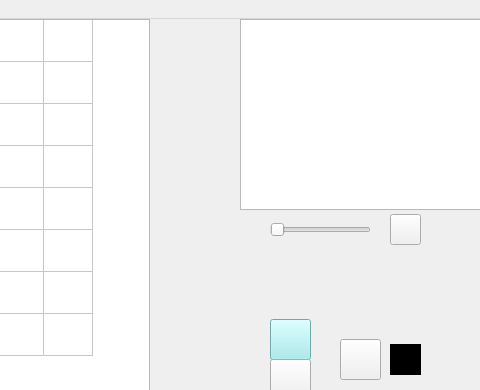
ethandavies8/Pixel-Editor-Animator, file A7_SpriteEditor/mainwindow.ui: the form before one commit; both pictures show x 320 to 800 and y 0 to 390 of the 800 by 600 pixel window.
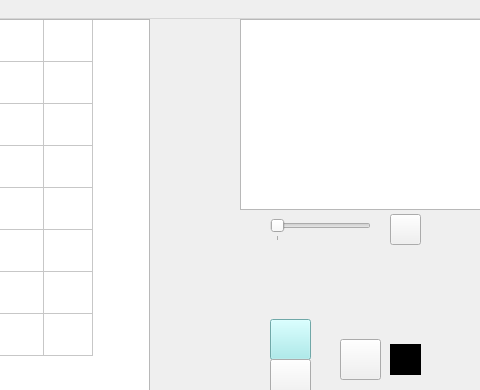
The form after the commit. Icons and pictures are not drawn.

Diff of the .ui file:
```diff
--- a/A7_SpriteEditor/mainwindow.ui
+++ b/A7_SpriteEditor/mainwindow.ui
@@ -99,9 +99,18 @@
       <height>22</height>
      </rect>
     </property>
+    <property name="minimum">
+     <number>1</number>
+    </property>
+    <property name="maximum">
+     <number>3</number>
+    </property>
     <property name="orientation">
      <enum>Qt::Horizontal</enum>
     </property>
+    <property name="tickPosition">
+     <enum>QSlider::TicksBelow</enum>
+    </property>
    </widget>
    <widget class="QPushButton" name="playPauseButton">
     <property name="geometry">
```
Left out of the diff: 2 changed lines with no effect on the pictures.
